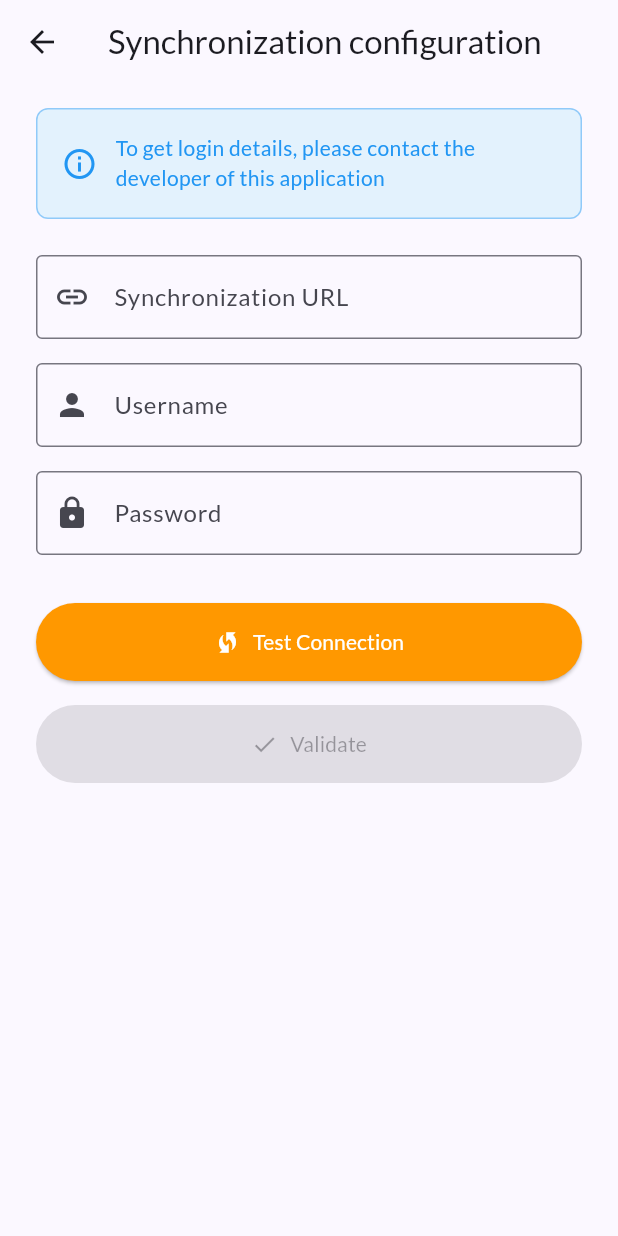
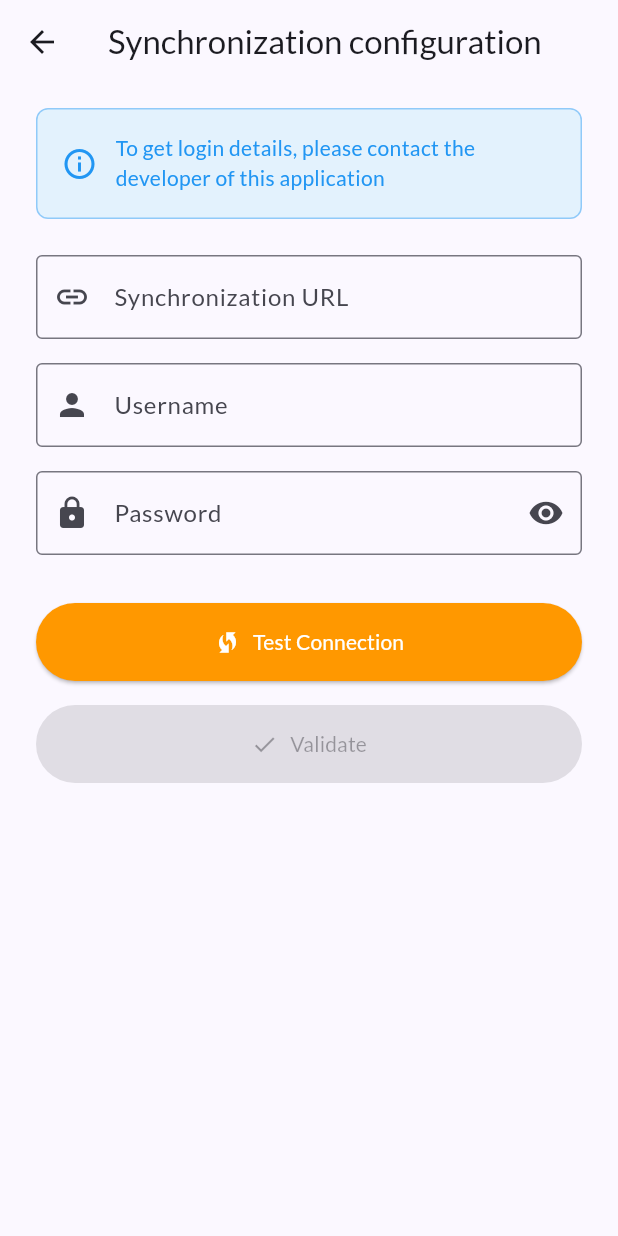
Before and after one commit to moussa-b/counterpp, a Flutter app: the SynchronizationScreen screen opened directly, on a phone screen of 412 x 824 dp. Run offline on Flutter 3.47's test engine with Material 3 defaults, Android fonts, the phone set to English and light mode, and no system bars; our stand-ins replace audioplayers, device_info_plus, file_picker, fl_chart, flutter_riverpod, font_awesome_flutter and 9 more; missing offline and left inert: downloadsfolder, flex_color_picker; accounts and stored records are empty; generated files the repository leaves out were written again.

Commit message:
minor UI fixes

```diff
--- a/lib/screens/synchronization_screen.dart
+++ b/lib/screens/synchronization_screen.dart
@@ -24,6 +24,7 @@ class _SynchronizationScreenState extends ConsumerState<SynchronizationScreen> {
 
   bool _isTestSuccessful = false;
   bool _isTesting = false;
+  bool _isPasswordVisible = false;
   String? _accessToken;
   String? _apiUrl;
   String? _mailApiKey;
@@ -211,11 +212,21 @@ class _SynchronizationScreenState extends ConsumerState<SynchronizationScreen> {
                 const SizedBox(height: 16),
                 TextFormField(
                   controller: _passwordController,
-                  obscureText: true,
+                  obscureText: !_isPasswordVisible,
                   decoration: InputDecoration(
                     labelText: AppLocalizations.of(context)!.password,
                     hintText: AppLocalizations.of(context)!.passwordHint,
                     prefixIcon: const Icon(Icons.lock),
+                    suffixIcon: IconButton(
+                      icon: Icon(
+                        _isPasswordVisible ? Icons.visibility_off : Icons.visibility,
+                      ),
+                      onPressed: () {
+                        setState(() {
+                          _isPasswordVisible = !_isPasswordVisible;
+                        });
+                      },
+                    ),
                     border: const OutlineInputBorder(),
                   ),
                   validator: (value) {
--- a/lib/widgets/counter_grid_item.dart
+++ b/lib/widgets/counter_grid_item.dart
@@ -73,13 +73,17 @@ class _CounterGridItemState extends ConsumerState<CounterGridItem> {
                 crossAxisAlignment: CrossAxisAlignment.center,
                 mainAxisAlignment: MainAxisAlignment.center,
                 children: [
-                  Text(
+                  Expanded(
+                    child: Text(
                       widget.counter.name!,
                       style: TextStyle(
                         color: Colors.white,
                         fontWeight: FontWeight.bold,
                         fontSize:
                             Theme.of(context).textTheme.titleLarge!.fontSize!,
+                      ),
+                      overflow: TextOverflow.ellipsis,
+                      maxLines: 2,
                     ),
                   ),
                   Expanded(
--- a/lib/widgets/last_modified_counter.dart
+++ b/lib/widgets/last_modified_counter.dart
@@ -20,11 +20,12 @@ class LastModifiedCounter extends ConsumerWidget {
         lastModificationLabel = AppLocalizations.of(context)!.none;
       }
       return Padding(
-        padding: const EdgeInsets.symmetric(vertical: 8.0),
+        padding: const EdgeInsets.all(8.0),
         child: Text(
           AppLocalizations.of(context)!
               .lastCounterModified(lastModificationLabel),
           style: TextStyle(color: Theme.of(context).textTheme.titleMedium!.color),
+          textAlign: TextAlign.center,
         ),
       );
     } else {
```
Lines whose indentation alone changed are shown as unchanged.
